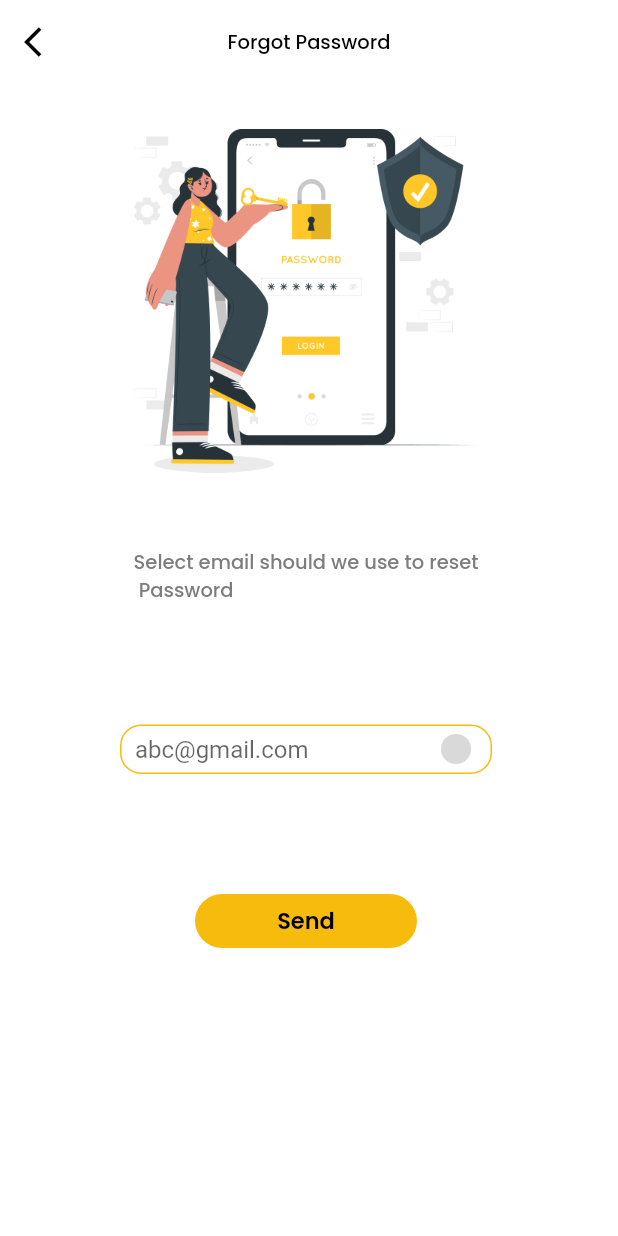
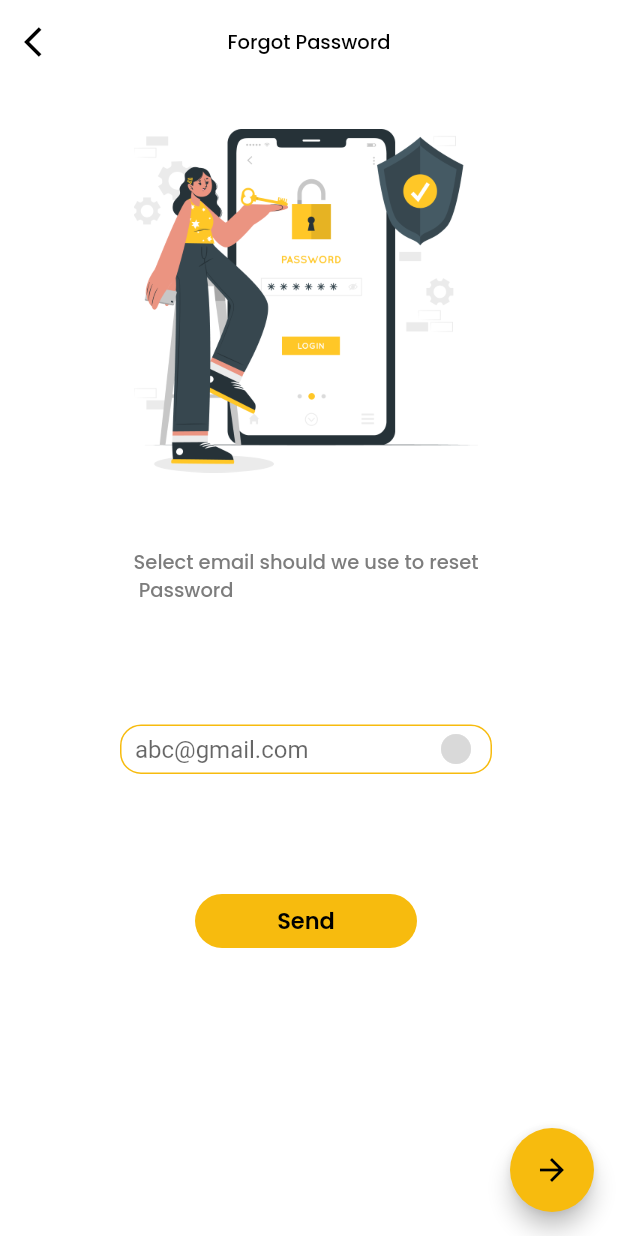
Before and after one commit to MuaazShafi/streetfood, a Flutter app: the LoginScreen screen opened directly, after a tap on "Forget Password", on a phone screen of 412 x 824 dp. Run offline on Flutter 3.47's test engine with Material 2 defaults, Android fonts, the phone set to English and light mode, and no system bars; our stand-ins replace flutter_rating_bar, salomon_bottom_bar.

Commit message:
initial commit

```diff
--- a/lib/screen_forget_password.dart
+++ b/lib/screen_forget_password.dart
@@ -134,6 +134,14 @@ class ForgetPassword extends StatelessWidget {
             ],
           ),
         ),
+        floatingActionButton: FloatingActionButton(
+          onPressed: () {},
+          child: Icon(
+            Icons.arrow_forward,
+            color: Colors.black,
+          ),
+          backgroundColor: Color(0xffF7BB0E),
+        ),
       ),
     );
   }
--- a/lib/screen_login.dart
+++ b/lib/screen_login.dart
@@ -64,7 +64,7 @@ class LoginScreen extends StatelessWidget {
               Padding(
                 padding: const EdgeInsets.only(top: 20),
                 child: Text(
-                  'I am very happy to see you. you can continue\n to login for latest Racipes',
+                  'I am very happy to see you. you can continue\n to login for latest Recipes',
                   style: TextStyle(
                     color: Color(0xffADAAAA),
                     fontSize: 12,
```
